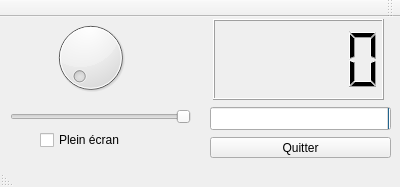
Qt form ProgrammEvenementiel/fenetreprincipale.ui (CrockShow/ProgrammEvenementiel) before a commit.
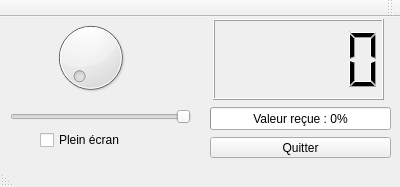
The same form after that commit.

```diff
--- a/ProgrammEvenementiel/fenetreprincipale.ui
+++ b/ProgrammEvenementiel/fenetreprincipale.ui
@@ -77,6 +77,15 @@
       <height>23</height>
      </rect>
     </property>
+    <property name="toolTipDuration">
+     <number>0</number>
+    </property>
+    <property name="layoutDirection">
+     <enum>Qt::LeftToRight</enum>
+    </property>
+    <property name="maximum">
+     <number>100</number>
+    </property>
     <property name="value">
      <number>0</number>
     </property>
```
Left out of the diff: 61 changed lines with no effect on the pictures.
